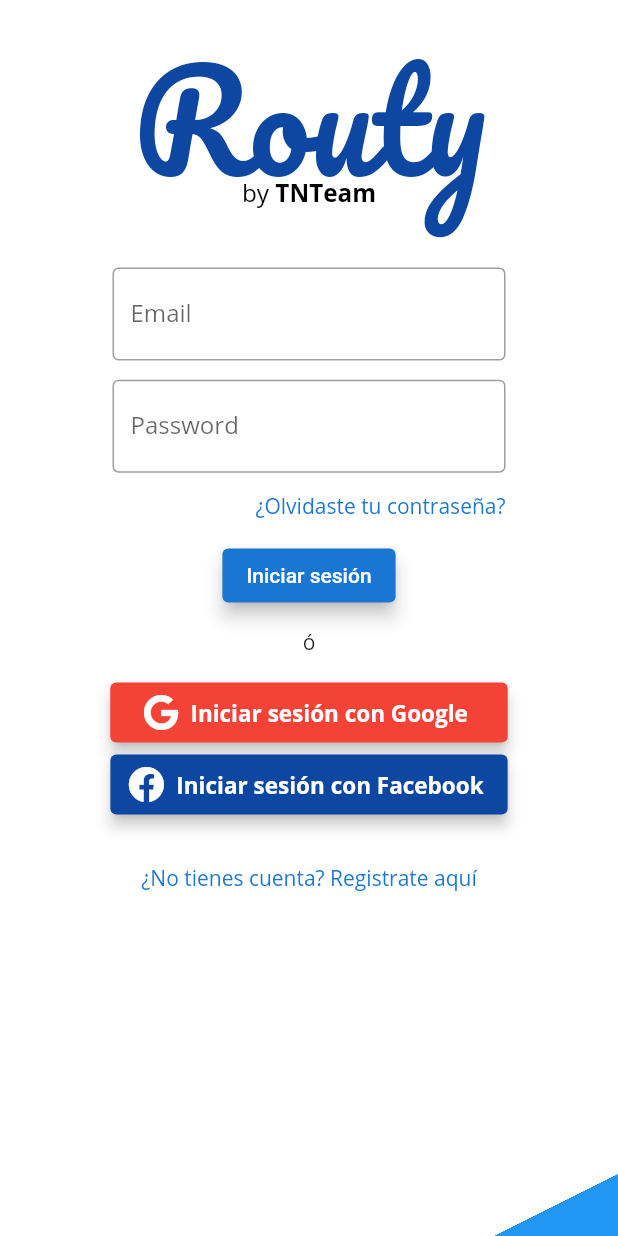
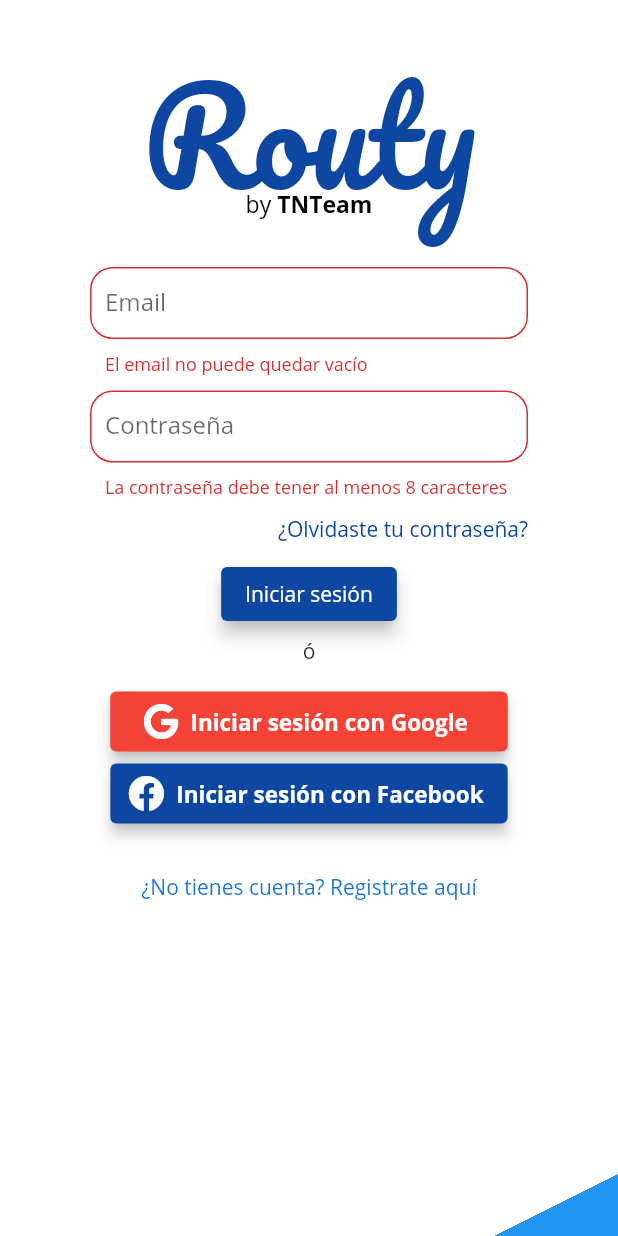
Before and after one commit to lkavila/Routy-app, a Flutter app: the screen it shows after launch, after a tap on "Iniciar sesión", on a phone screen of 412 x 824 dp. Run offline on Flutter 3.47's test engine with Material 2 defaults, Android fonts, the phone set to English and light mode, and no system bars; our stand-ins replace cloud_firestore, firebase_auth, firebase_core, font_awesome_flutter, get, google_maps_flutter and 1 more; missing offline and left inert: flutter_facebook_login; accounts and stored records are empty.

Commit message:
Se arreglo error de logueo (error de vehiculos), listo para video Examen backend de movil

```diff
--- a/lib/GetX/user.dart
+++ b/lib/GetX/user.dart
@@ -24,15 +24,15 @@
           .doc(user.uid)
           .get();
       print(dc.data());
-      try {
+      //try {
         this.myUser = new MyUser.fromData(dc.data());
         print(myUser.toJson());
         update();
-      } catch (e) {
-        FirebaseAuth.instance.signOut();
-        print("entro al catch");
-        print(e.toString());
-      }
+      //} catch (e) {
+      //  FirebaseAuth.instance.signOut();
+      //  print("entro al catch");
+      //  print(e.toString());
+      //}
     }
   }
 
--- a/lib/models/car.dart
+++ b/lib/models/car.dart
@@ -4,17 +4,19 @@
 class Car {
   final String name;
   final String tipoCar;
+  String tipoCarApi;
   double recorrido;
   final double consumo;
   double consumido;
   double uso;
   Timestamp createdAt;
 
-  Car({this.name, this.tipoCar, this.recorrido, this.uso, this.consumo, this.consumido, this.createdAt});
+  Car({this.name, this.tipoCar, this.tipoCarApi, this.recorrido, this.uso, this.consumo, this.consumido, this.createdAt});
 
     Car.fromData(Map<String, dynamic> data)
-      :  name = data['name'],
+      : name = data['name'],
         tipoCar = data['tipoCar'],
+        tipoCarApi = data['tipoCarApi'],
         createdAt = data['createdAt'],
         recorrido = data['recorrido'],
         consumo = data['consumo'],
@@ -26,6 +28,7 @@
     return {
       'name': name,
       'tipoCar': tipoCar,
+      'tipoCarApi': tipoCarApi,
       'createdAt': createdAt,
       'recorrido': recorrido,
       'consumo': consumo,
--- a/lib/provider/sign_in.dart
+++ b/lib/provider/sign_in.dart
@@ -118,11 +118,10 @@
   Future loginWithEmail(String email, String password) async {
     isSigningIn = true;
     try {
-      await FirebaseAuth.instance
-          .signInWithEmailAndPassword(email: email, password: password);
+      await FirebaseAuth.instance.signInWithEmailAndPassword(email: email, password: password);
 
       User user = FirebaseAuth.instance.currentUser;
-
+      print(user.uid);
       /*if (!user.emailVerified) {
         await user.sendEmailVerification();
       }*/
--- a/lib/screens/authenticate/sign_up_widget.dart
+++ b/lib/screens/authenticate/sign_up_widget.dart
@@ -33,8 +33,9 @@
   }
   Widget buildSignUp(BuildContext context, SignInProvider provider) => Column(
         children: [
+          SizedBox(height: 15),
 
-          Logo(90),
+          Logo(85),
 
           SizedBox(height: 10),
 
--- a/lib/screens/home/misVehiculos.dart
+++ b/lib/screens/home/misVehiculos.dart
@@ -83,7 +83,7 @@
           padding: EdgeInsets.fromLTRB(0, 150, 0, 0),
           child: Text(
             "Aún no ha agregado ningún vehículo",
-            style: TextStyle(color: Colors.blue[700], fontSize: 18),
+            style: TextStyle(color: Colors.blue[800], fontSize: 18),
             textAlign: TextAlign.center,
           ),
         ),
--- a/lib/secrets.dart
+++ b/lib/secrets.dart
@@ -0,0 +1,4 @@
+class Secrets {
+  final String apiKeyGoogle = "";
+
+}
--- a/lib/widgets/email_pass_sign_in.dart
+++ b/lib/widgets/email_pass_sign_in.dart
@@ -1,59 +1,49 @@
 import 'package:flutter/material.dart';
 import 'package:provider/provider.dart';
 import 'package:routy_app_v102/provider/sign_in.dart';
+import 'package:routy_app_v102/widgets/text_input_widget.dart';
 
 class EmailPassSignIn extends StatelessWidget {
+  final GlobalKey<FormState> _registerFormKey = GlobalKey<FormState>();
   final emailInputController = new TextEditingController();
   final pwdInputController = new TextEditingController();
 
   @override
   Widget build(BuildContext context) => Container(
-      width: 270.0,
+      width: 300.0,
       height: 250.0,
       padding: EdgeInsets.all(4),
+      child: Form(
+              key: _registerFormKey,
               child: Column(
-          mainAxisAlignment: MainAxisAlignment.spaceAround,
-          children: ([
-            TextField(
-              keyboardType: TextInputType.emailAddress,
-              obscureText: false,
-              controller: emailInputController,
-              decoration: InputDecoration(
-                border: OutlineInputBorder(),
-                labelText: 'Email',
-              ),
-            ),
-            TextField(
-              obscureText: true,
-              controller: pwdInputController,
-              decoration: InputDecoration(
-                border: OutlineInputBorder(),
-                labelText: 'Password',
-              ),
-            ),
+                mainAxisAlignment: MainAxisAlignment.spaceBetween,
+                children: <Widget>[
+                    MyTextInput(emailInputController, "eren.shingeki@gmail.com","Email", "emailValidator", false),
+
+                    MyTextInput(pwdInputController, " ", "Contraseña","pwdValidator", true),
+
                 Align(
                   alignment: Alignment.topRight,
                   child: Text("¿Olvidaste tu contraseña?",
-                  style: TextStyle(color: Colors.blue[700])),
+                      style: TextStyle(color: Colors.blue[900])),
                 ),
-            Builder(
-                // Here the magic happens
-                // this builder function will generate a new BuilContext for you
-                builder: (BuildContext newContext) {
-              return ElevatedButton(
-                child: Text("Iniciar sesión",
-                    style: TextStyle(fontFamily: "Roboto")),
+                ElevatedButton(
+                    child: Text("Iniciar sesión",),
                     style: ElevatedButton.styleFrom(
-                    primary: Colors.blue[700],
+                        primary: Colors.blue[900],
                         elevation: 5,
                         shadowColor: Colors.black),
                     onPressed: () {
-                  final provider =
-                      Provider.of<SignInProvider>(newContext, listen: false);
-                  provider.loginWithEmail(
-                      emailInputController.text, pwdInputController.text);
+                      if (_registerFormKey.currentState.validate()){
+                      final provider = Provider.of<SignInProvider>(context, listen: false);
+                      provider.loginWithEmail(emailInputController.text, pwdInputController.text);
+                      }
+
                     },
+
+                ),
+              ]
+              )
+          )
           );
-            }),
-          ])));
 }
--- a/lib/widgets/text_input_widget.dart
+++ b/lib/widgets/text_input_widget.dart
@@ -28,6 +28,9 @@
   }
 
   String emailValidator(String value) {
+    if (value.isEmpty){
+      return "El email no puede quedar vacío";
+    }
     Pattern pattern =
         r'^(([^<>()[\]\\.,;:\s@\"]+(\.[^<>()[\]\\.,;:\s@\"]+)*)|(\".+\"))@((\[[0-9]{1,3}\.[0-9]{1,3}\.[0-9]{1,3}\.[0-9]{1,3}\])|(([a-zA-Z\-0-9]+\.)+[a-zA-Z]{2,}))$';
     RegExp regex = new RegExp(pattern);
@@ -58,7 +61,7 @@
   Widget build(BuildContext context) {
     return Container(
       child: Padding(
-        padding: EdgeInsets.fromLTRB(0, 5, 0, 10),
+        padding: EdgeInsets.fromLTRB(0, 0, 0, 0),
         child: TextFormField(
             obscureText: obscure,
             decoration: InputDecoration(
```
Also changed, not shown: lib/Controllers/crear_vehiculo.dart (+11 -8 lines), lib/models/user.dart (+5 -3 lines), lib/screens/authenticate/email_sign_up.dart (+10 -24 lines). Lines whose indentation alone changed are shown as unchanged.
